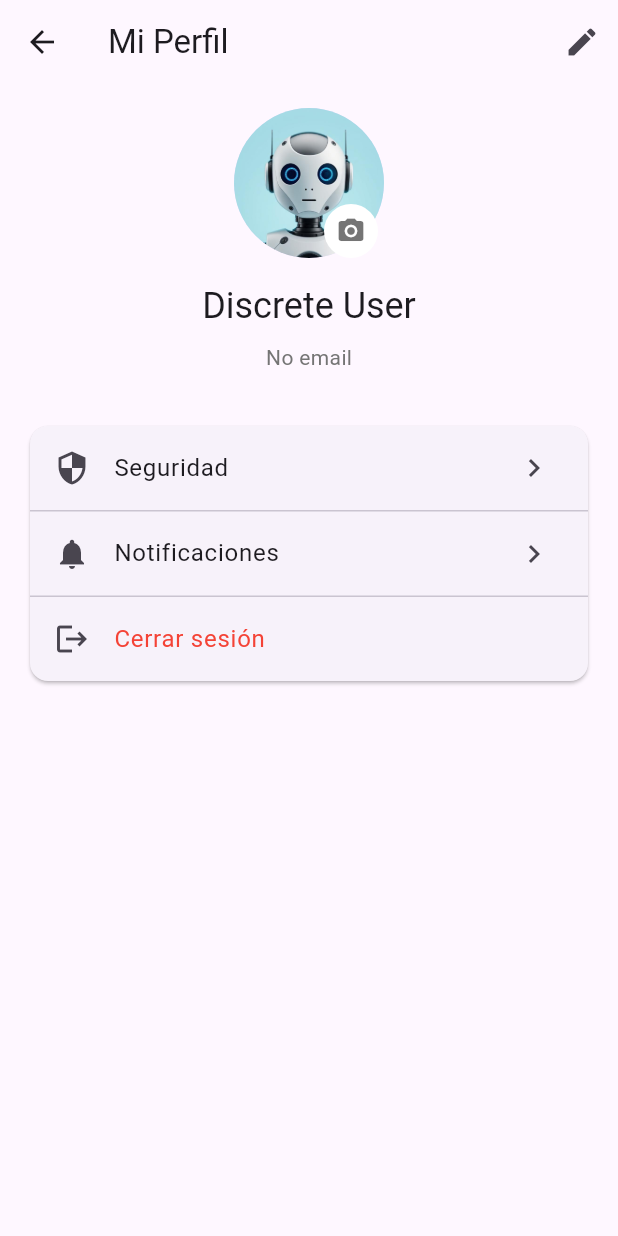
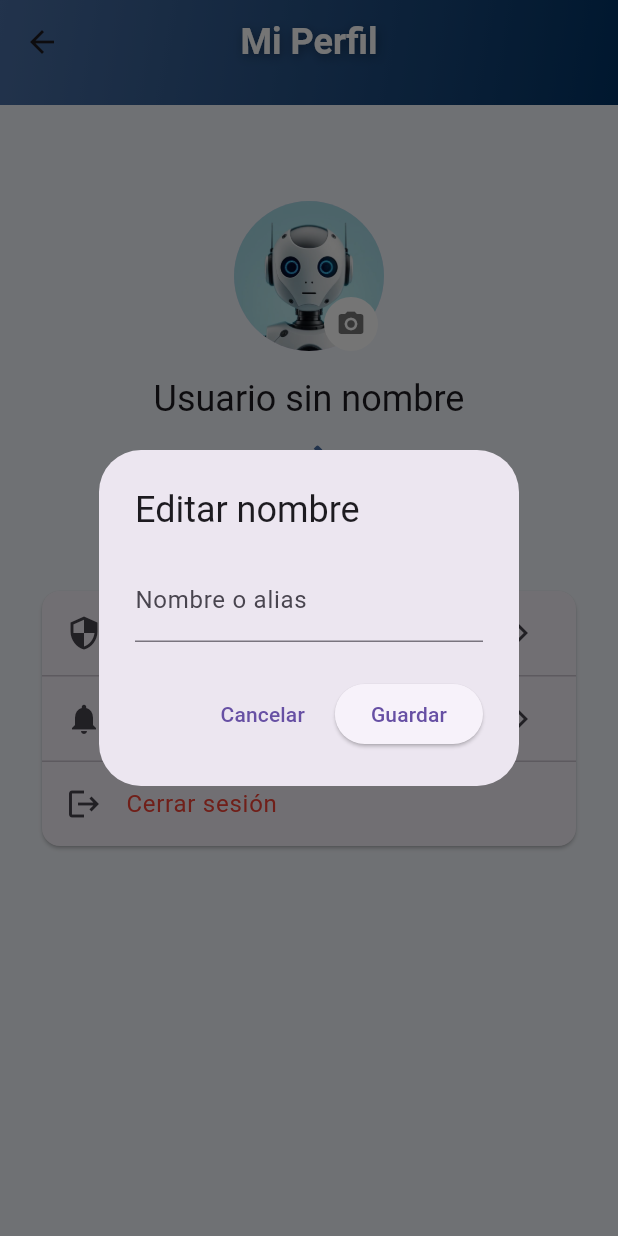
Before and after one commit to Marlon042/Notas-discretas1, a Flutter app: the ProfileScreen screen opened by its route, after a tap on the "edit" icon, on a phone screen of 412 x 824 dp. Run offline on Flutter 3.47's test engine with Material 3 defaults, Android fonts, the phone set to English and light mode, and no system bars; our stand-ins replace bloc, cloud_firestore, equatable, firebase_auth, firebase_core, flutter_bloc; accounts and stored records are empty.

Commit message:
Update profile_screen.dart
Perfil , nombre editable, cambios visuales de UI

```diff
--- a/lib/features/profile/profile_screen.dart
+++ b/lib/features/profile/profile_screen.dart
@@ -81,22 +81,49 @@ class _ProfileScreenState extends State<ProfileScreen> {
     }
 
     return Scaffold(
-      appBar: AppBar(
-        title: const Text('Mi Perfil'),
-        actions: [
-          IconButton(
-            icon: const Icon(Icons.edit),
-            onPressed: () => Navigator.pushNamed(context, '/edit-profile'),
+      extendBodyBehindAppBar: true,
+      appBar: PreferredSize(
+        preferredSize: const Size.fromHeight(70),
+        child: AppBar(
+          elevation: 0,
+          flexibleSpace: Container(
+            decoration: const BoxDecoration(
+              gradient: LinearGradient(
+                colors: [Color(0xFF4A6FA5), Color(0xFF003366)],
+                begin: Alignment.topLeft,
+                end: Alignment.bottomRight,
+              ),
+            ),
+          ),
+          backgroundColor: Colors.transparent,
+          title: const Text(
+            'Mi Perfil',
+            style: TextStyle(
+              color: Colors.white,
+              fontWeight: FontWeight.bold,
+              fontSize: 24,
+              shadows: [
+                Shadow(
+                  blurRadius: 8,
+                  color: Colors.black38,
+                  offset: Offset(1, 2),
                 ),
               ],
             ),
-      body: Padding(
-        padding: const EdgeInsets.all(16.0),
-        child:
+          ),
+          centerTitle: true,
+        ),
+      ),
+      backgroundColor: const Color(0xFFF2F6FC),
+      body:
           _loadingAvatar
               ? const Center(child: CircularProgressIndicator())
-                : Column(
+              : SingleChildScrollView(
+                padding: const EdgeInsets.all(24.0),
+                child: Column(
                   children: [
+                    // Espacio para evitar que el avatar choque con el AppBar extendido
+                    const SizedBox(height: 110),
                     // Avatar
                     Stack(
                       alignment: Alignment.bottomRight,
@@ -128,9 +155,80 @@ class _ProfileScreenState extends State<ProfileScreen> {
                       ],
                     ),
                     const SizedBox(height: 16),
+                    Column(
+                      children: [
                         Text(
-                      user?.displayName ?? 'Discrete User',
+                          (_userName != null && _userName!.isNotEmpty)
+                              ? _userName!
+                              : (user?.displayName?.isNotEmpty == true
+                                  ? user!.displayName!
+                                  : 'Usuario sin nombre'),
                           style: Theme.of(context).textTheme.headlineSmall,
+                          maxLines: 1,
+                          overflow: TextOverflow.ellipsis,
+                          textAlign: TextAlign.center,
+                        ),
+                        IconButton(
+                          icon: const Icon(
+                            Icons.edit,
+                            color: Color(0xFF4A6FA5),
+                          ),
+                          tooltip: 'Editar nombre',
+                          onPressed: () async {
+                            final newName = await showDialog<String>(
+                              context: context,
+                              builder: (context) {
+                                final controller = TextEditingController(
+                                  text: _userName ?? '',
+                                );
+                                return AlertDialog(
+                                  title: const Text('Editar nombre'),
+                                  content: TextField(
+                                    controller: controller,
+                                    maxLength: 40,
+                                    decoration: const InputDecoration(
+                                      labelText: 'Nombre o alias',
+                                      counterText: '',
+                                    ),
+                                  ),
+                                  actions: [
+                                    TextButton(
+                                      onPressed: () => Navigator.pop(context),
+                                      child: const Text('Cancelar'),
+                                    ),
+                                    ElevatedButton(
+                                      onPressed: () async {
+                                        final value = controller.text.trim();
+                                        if (value.isNotEmpty &&
+                                            value.length <= 40) {
+                                          final user =
+                                              context
+                                                  .read<AuthBloc>()
+                                                  .state
+                                                  .user;
+                                          await FirebaseFirestore.instance
+                                              .collection('users')
+                                              .doc(user!.uid)
+                                              .set({
+                                                'name': value,
+                                              }, SetOptions(merge: true));
+                                          Navigator.pop(context, value);
+                                        }
+                                      },
+                                      child: const Text('Guardar'),
+                                    ),
+                                  ],
+                                );
+                              },
+                            );
+                            if (newName != null && newName.isNotEmpty) {
+                              setState(() {
+                                _userName = newName;
+                              });
+                            }
+                          },
+                        ),
+                      ],
                     ),
                     const SizedBox(height: 8),
                     Text(
```
Lines whose indentation alone changed are shown as unchanged.
